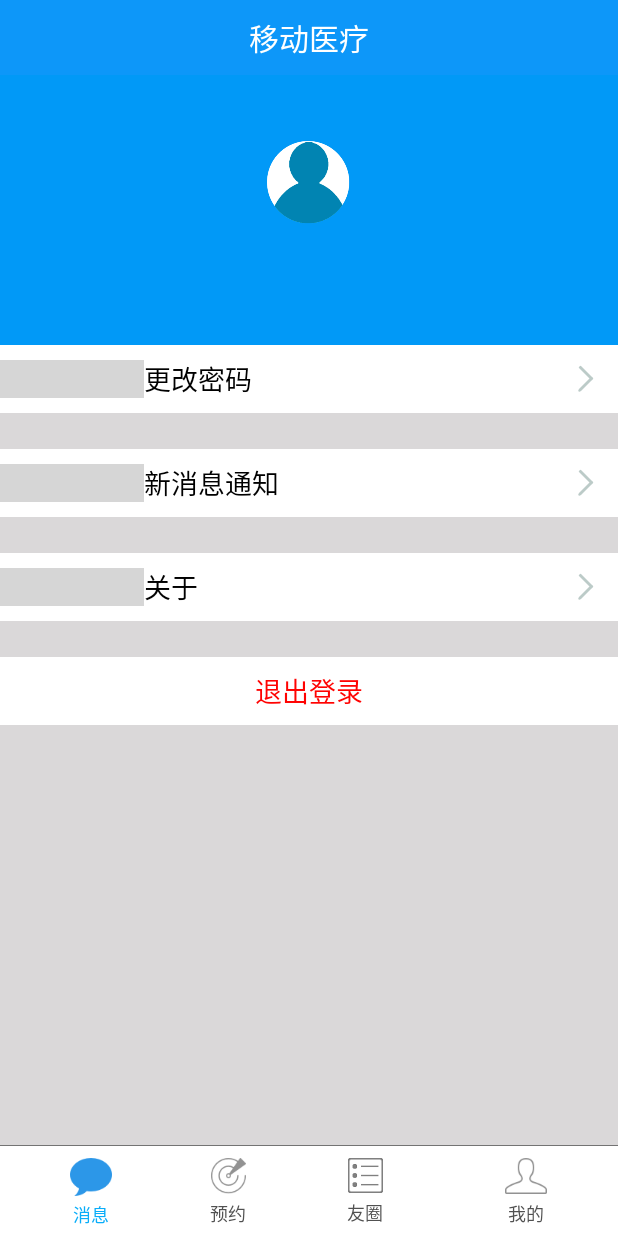
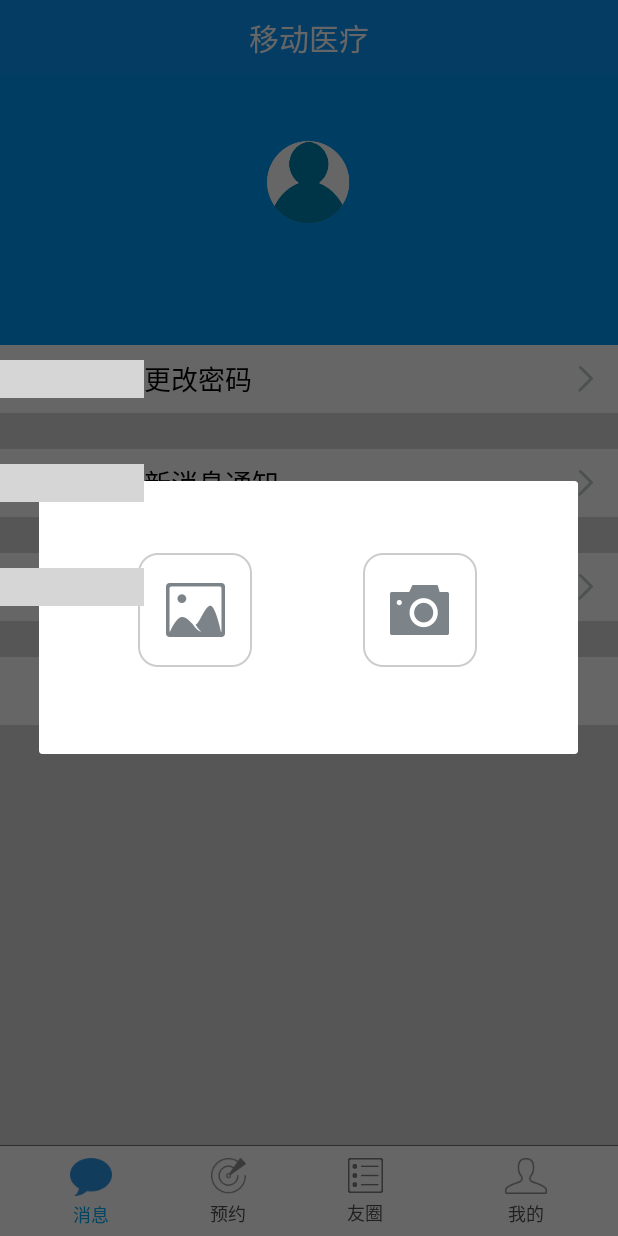
Before and after one commit to cc112837/DoctorMhealth, an Android app: the fragment MeFragment placed in its activity, after a tap on an icon or button, on a phone screen of 412 x 824 dp. Run offline under Robolectric (Android 15) with nearby library versions, the phone set to English and light mode, and no system bars; libraries missing offline, so code that uses them is left out: com.nostra13.universalimageloader, de.greenrobot.event; 19 statements that could not run were skipped; grey boxes are pictures that could not be loaded.

Commit message:
修改密码和更换头像的实现

```diff
--- a/app/src/main/AndroidManifest.xml
+++ b/app/src/main/AndroidManifest.xml
@@ -61,7 +61,7 @@
             </intent-filter>
         </activity>
 
-        <receiver android:name="leanchat.service.MHealthDReceiver">
+        <receiver android:name=".leanchat.service.MHealthDReceiver">
             <intent-filter>
                 <action android:name="android.intent.action.BOOT_COMPLETED" />
                 <action android:name="android.intent.action.USER_PRESENT" />
--- a/app/src/main/java/com/cc/doctormhealth/activity/ChangePwdActivity.java
+++ b/app/src/main/java/com/cc/doctormhealth/activity/ChangePwdActivity.java
@@ -11,7 +11,6 @@ import com.avos.avoscloud.AVException;
 import com.avos.avoscloud.AVUser;
 import com.avos.avoscloud.UpdatePasswordCallback;
 import com.cc.doctormhealth.R;
-import com.cc.doctormhealth.constant.Constants;
 import com.cc.doctormhealth.utils.Tool;
 
 public class ChangePwdActivity extends AppCompatActivity {
@@ -48,9 +47,6 @@ public class ChangePwdActivity extends AppCompatActivity {
                 } else if (!pwdView.getText().toString()
                         .equals(pwdView1.getText().toString())) {
                     Tool.initToast(getApplicationContext(), "两次密码不一致");
-                } else if (!oldPwdView.getText().toString()
-                        .equals(Constants.PWD)) {
-                    Tool.initToast(getApplicationContext(), "原密码错误");
                 } else {
                     AVUser user = AVUser.getCurrentUser();
                     user.updatePasswordInBackground(oldPwdView.getText()
--- a/app/src/main/java/com/cc/doctormhealth/leanchat/service/NotificationBroadcastReceiver.java
+++ b/app/src/main/java/com/cc/doctormhealth/leanchat/service/NotificationBroadcastReceiver.java
@@ -11,7 +11,7 @@ import com.cc.doctormhealth.activity.NewFriendActivity;
 import com.cc.doctormhealth.leanchat.activity.ChatRoomActivity;
 
 /**
- * Created by wli on 15/9/8.
+ *
  * 因为 notification 点击时，控制权不在 app，此时如果 app 被 kill 或者上下文改变后，
  * 有可能对 notification 的响应会做相应的变化，所以此处将所有 notification 都发送至此类，
  * 然后由此类做分发。
--- /dev/null
+++ b/app/src/main/res/layout/my_headicon.xml
@@ -0,0 +1,35 @@
+<?xml version="1.0" encoding="utf-8"?>
+<LinearLayout xmlns:android="http://schemas.android.com/apk/res/android"
+    android:layout_width="match_parent"
+    android:layout_height="wrap_content"
+    android:orientation="horizontal"
+    android:padding="16dp"
+    android:gravity="center"
+    >
+    <TextView
+        android:id="@+id/album_pic"
+        android:layout_width="150dp"
+        android:layout_height="150dp"
+        android:drawableTop="@mipmap/from_picture"
+        android:drawablePadding="12dp"
+        android:text="相册"
+        android:padding="32dp"
+        android:gravity="center"
+        android:background="#FFFFFF"
+        android:textSize="18sp"
+        android:textColor="#666666"
+        />
+	<TextView
+        android:id="@+id/camera_pic"
+        android:layout_width="150dp"
+        android:layout_height="150dp"
+        android:drawableTop="@mipmap/from_camera"
+        android:drawablePadding="12dp"
+        android:text="相机"
+        android:padding="32dp"
+        android:gravity="center"
+        android:background="#FFFFFF"
+        android:textSize="18sp"
+        android:textColor="#666666"
+        />
+</LinearLayout>
```
Also changed, not shown: app/src/main/java/com/cc/doctormhealth/activity/MainActivity.java (+0 -9 lines), app/src/main/java/com/cc/doctormhealth/fragment/MeFragment.java (+123 -39 lines), app/src/main/java/com/cc/doctormhealth/utils/CacheUtils.java (added, +73 -0 lines), app/src/main/res/mipmap-hdpi/from_camera.png (added), app/src/main/res/mipmap-hdpi/from_picture.png (added).
